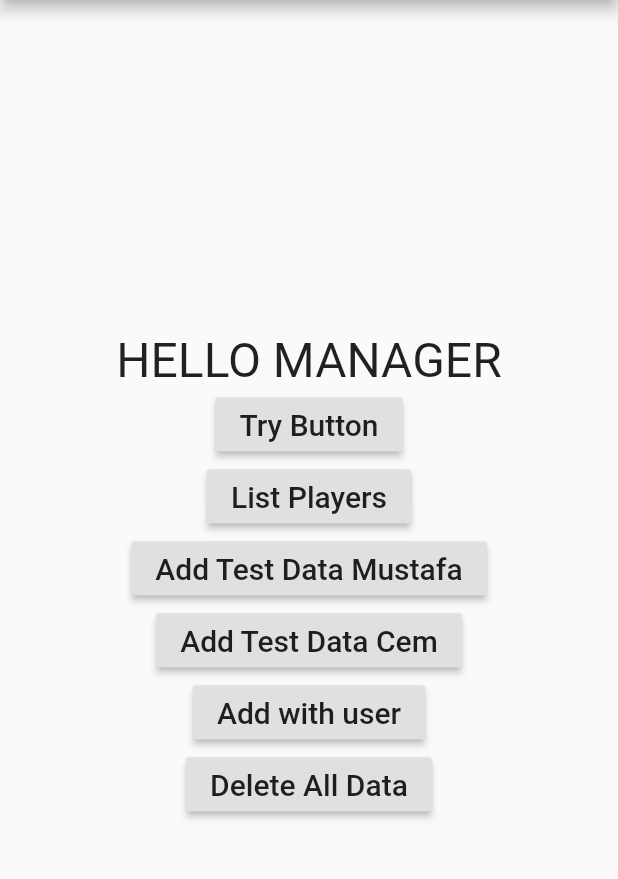
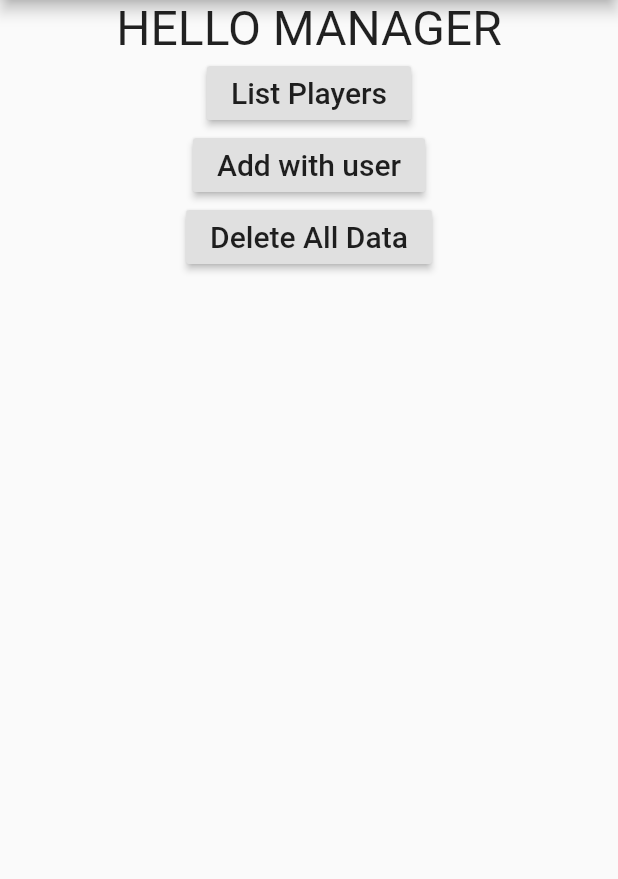
Before and after one commit to msarigul20/scout_app_2, a Flutter app: the HomePage screen opened directly, on a phone screen of 412 x 824 dp, the part 84-963 px from its top. Run offline on Flutter 3.47's test engine with Material 2 defaults, Android fonts, the light colour scheme and no system bars; our stand-ins replace cloud_firestore, firebase_auth; accounts and stored records are empty.

Commit message:
Oversize problem fixed with SingleChildScrollView and some clean up for presentation.

```diff
--- a/lib/home_page.dart
+++ b/lib/home_page.dart
@@ -58,12 +58,13 @@ import 'auth.dart';
     }
     getUser();
 */ // get user idA
-// TODO: Needs to add or fix these:
-//1-)Every user changing same data.
+
+// FIXME: Needs to add or fix these:
+// 1-)Every user changing same data.
 //2-)List title will change.
-////3-)Apply SingleScrollChild method to avoid oversize problem
-////4-)Add delete functionality with user control.
-////5-)Search functionality
+// 3-)Apply SingleScrollChild method to avoid oversize problem
+//4-)Add delete functionality with user control.
+//5-)Search functionality
 
 
 
@@ -100,17 +101,18 @@ class HomePage extends StatelessWidget {
             )
           ],
         ),
-        body: Center(
+        body: SingleChildScrollView(
+          child: Center(
             child: new Container(
               child: new Column(
                 mainAxisAlignment: MainAxisAlignment.center,
                 children: <Widget>[
                   new Text("HELLO MANAGER", style: new TextStyle(fontSize: 32.0)),
-                RaisedButton(
+           /*       RaisedButton(
                       child: Text("Try Button", style: TextStyle(fontSize: 20.0)),
                       onPressed: () {
                         //todo try some thing
-                    }),
+                      }),*/
                   RaisedButton(
                       child:
                           Text("List Players", style: TextStyle(fontSize: 20.0)),
@@ -121,9 +123,15 @@ class HomePage extends StatelessWidget {
                                 builder: (context) =>
                                     MyHomePage(title: "Player List Page")));
                       }),
-                AddStuff(),
+                  RaisedButton(
+                      child: Text("Add with user", style: new TextStyle(fontSize: 20.0)),
+                      onPressed: () {
+                        Navigator.push(context,
+                            MaterialPageRoute(builder: (context) => AddPlayer()));
+                      }),
                   DeleteAllStuff()
                 ],
+              ),
             ),
           ),
         ));
@@ -151,12 +159,12 @@ class DeleteAllStuff extends StatelessWidget {
   }
 }
 
-class AddStuff extends StatelessWidget {
+/*class AddStuff extends StatelessWidget {
   @override
   Widget build(BuildContext context) {
     return Column(
       children: <Widget>[
-        RaisedButton(
+   *//*     RaisedButton(
           child: Text(
             "Add Test Data Mustafa",
             style: new TextStyle(fontSize: 20.0),
@@ -199,17 +207,11 @@ class AddStuff extends StatelessWidget {
               "age": "21",
             });
           },
-        ), // cem
-        RaisedButton(
-            child: Text("Add with user", style: new TextStyle(fontSize: 20.0)),
-            onPressed: () {
-              Navigator.push(context,
-                  MaterialPageRoute(builder: (context) => AddPlayer()));
-            }),
+        ), // cem*//* // adding test data buttons
       ],
     );
   }
-}
+}*/
 
 class AddPlayer extends StatefulWidget {
   @override
```
Lines whose indentation alone changed are shown as unchanged.
